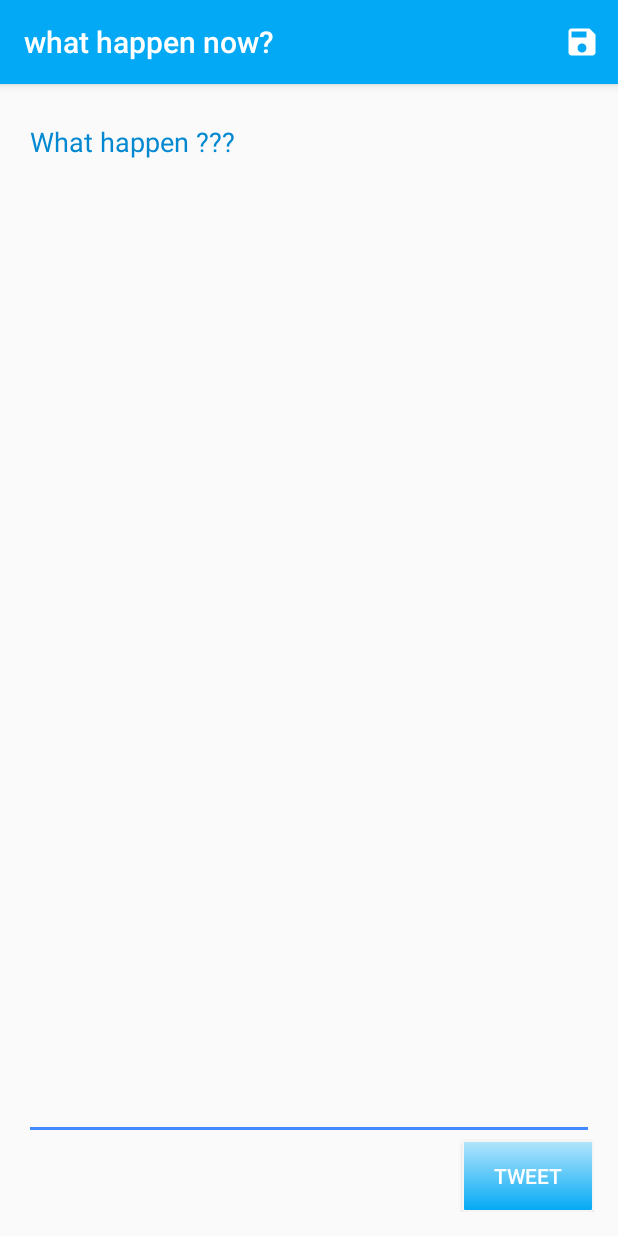
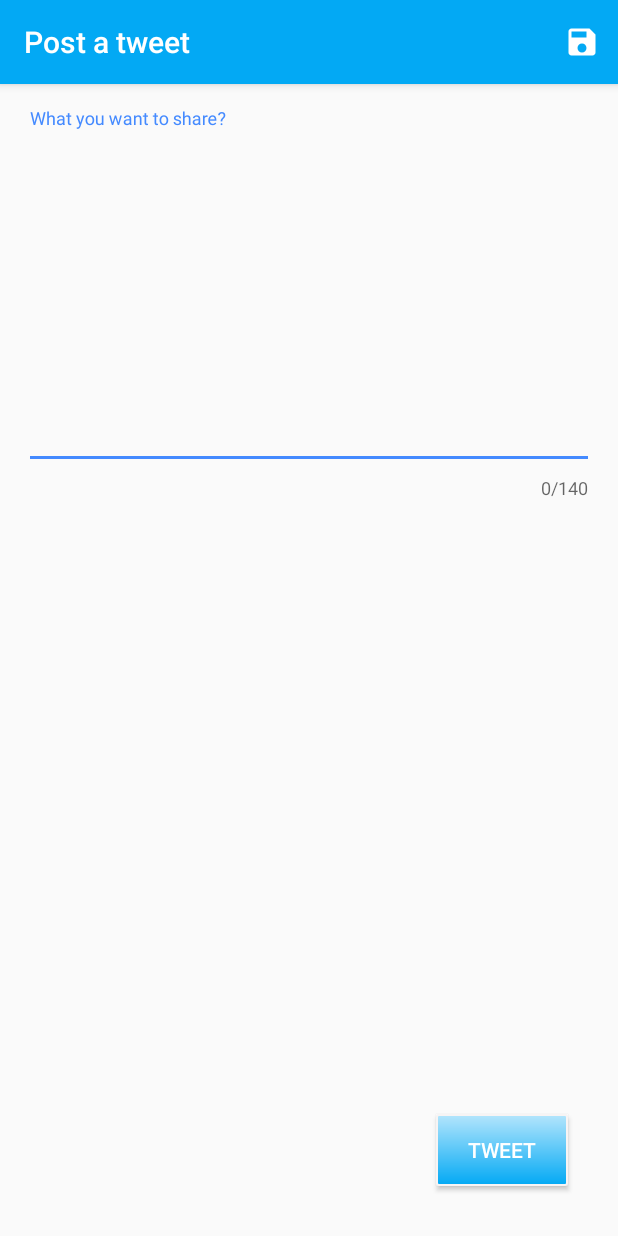
Before and after one commit to hoangduchuu/SimpleTweet, an Android app: the PostTweetActivity screen opened directly, with no data from a screen before it, on a phone screen of 412 x 824 dp. Run offline under Robolectric (Android 15) with nearby library versions, the phone set to English and light mode, and no system bars; our stand-ins replace ButterKnife; libraries missing offline, so code that uses them is left out: com.loopj.android, com.raizlabs.android, cz.msebera.android; 1 statement that could not run was skipped.

Commit message:
count length of twwet

```diff
--- a/app/build.gradle
+++ b/app/build.gradle
@@ -34,7 +34,6 @@ dependencies {
     // Android Async Http for sending async network requests
     // DBFlow for simple persistence with an ORM
     apt "com.github.Raizlabs.DBFlow:dbflow-processor:${dbflow_version}"
-
     compile "com.github.Raizlabs.DBFlow:dbflow-core:${dbflow_version}"
     compile "com.github.Raizlabs.DBFlow:dbflow:${dbflow_version}"
     compile 'com.google.code.gson:gson:1.7.2'
@@ -58,4 +57,5 @@ dependencies {
     compile 'com.android.support:design:25.0.0'
     compile 'com.jakewharton:butterknife:8.4.0'
     apt 'com.jakewharton:butterknife-compiler:8.4.0'
+    compile 'com.android.support:appcompat-v7:25.0.0'
 }
--- a/app/src/main/java/com/example/hoang/Tweet/activity/PostTweetActivity.java
+++ b/app/src/main/java/com/example/hoang/Tweet/activity/PostTweetActivity.java
@@ -22,11 +22,12 @@ import butterknife.ButterKnife;
 import cz.msebera.android.httpclient.Header;
 
 public class PostTweetActivity extends AppCompatActivity {
-    private Button btnPostStatus;
     private RestClient restClient;
 
     @BindView(R.id.edtStatus)
     EditText edtStatus;
+    @BindView(R.id.btnPost)
+    Button btnPostStatus;
 
     @Override
     protected void onCreate(Bundle savedInstanceState) {
@@ -34,16 +35,14 @@ public class PostTweetActivity extends AppCompatActivity {
         setContentView(R.layout.activity_post_tweet);
 
         ButterKnife.bind(this);
-        getSupportActionBar().setTitle("what happen now?");
+        getSupportActionBar().setTitle(getString(R.string.post_title));
         getSupportActionBar().setDisplayUseLogoEnabled(true);
         restClient = RestApplication.getRestClient();
 
+        clickPost();
+    }
 
-        btnPostStatus = (Button)findViewById(R.id.btnPost);
 
-        clickPost();
-
-    }
 
     private void clickPost() {
         btnPostStatus.setOnClickListener(new View.OnClickListener() {
@@ -72,6 +71,9 @@ public class PostTweetActivity extends AppCompatActivity {
     }
 
     private void postAction() {
+        if (edtStatus.getText().length() > 140){
+            Toast.makeText(this, getString(R.string.to_long), Toast.LENGTH_SHORT).show();
+        }else{
             restClient.postTweet(edtStatus.getText().toString(),
                     new JsonHttpResponseHandler(){
                         @Override
@@ -88,4 +90,7 @@ public class PostTweetActivity extends AppCompatActivity {
             startActivity(new Intent(getApplicationContext(), TimelineActivity.class));
         }
 
+
     }
+
+}
--- a/app/src/main/res/layout/activity_post_tweet.xml
+++ b/app/src/main/res/layout/activity_post_tweet.xml
@@ -1,6 +1,7 @@
 <?xml version="1.0" encoding="utf-8"?>
 <RelativeLayout xmlns:android="http://schemas.android.com/apk/res/android"
     xmlns:tools="http://schemas.android.com/tools"
+    xmlns:app="http://schemas.android.com/apk/res-auto"
     android:id="@+id/activity_post_tweet"
     android:layout_width="match_parent"
     android:layout_height="match_parent"
@@ -10,16 +11,28 @@
     android:paddingTop="@dimen/activity_vertical_margin"
     tools:context="com.example.hoang.Tweet.activity.PostTweetActivity">
 
+
+    <android.support.design.widget.TextInputLayout
+        android:hint="What you want to share?"
+        android:textColorHint="@color/colorPrimaryDark"
+        android:id="@+id/inputLayout"
+        android:layout_width="match_parent"
+        android:layout_height="wrap_content"
+        app:counterEnabled="true"
+        app:counterMaxLength="140"
+        android:layout_alignParentTop="true"
+        android:layout_alignParentLeft="true"
+        android:layout_alignParentStart="true">
+
         <EditText
-            android:gravity="top"
+            android:textColor="@color/colorPrimaryDark"
+            android:gravity="top|left"
             android:id="@+id/edtStatus"
             android:layout_width="match_parent"
-            android:layout_height="300dp"
-            android:hint="@string/what_happen_label"
-            android:textColorHint="@color/colorPrimaryDark"
-            android:textColor="@color/colorPrimaryDark"
-            android:layout_above="@+id/btnPost"
-            android:layout_alignParentTop="true" />
+            android:layout_height="230dp" />
+
+
+    </android.support.design.widget.TextInputLayout>
 
     <Button
         android:textColor="@color/colorIcons"
@@ -28,9 +41,13 @@
         android:layout_height="wrap_content"
         android:background="@drawable/tweet_button_bg"
         android:id="@+id/btnPost"
+        android:onClick="clickButton"
         android:layout_alignParentBottom="true"
         android:layout_alignParentRight="true"
-        android:layout_alignParentEnd="true" />
+        android:layout_alignParentEnd="true"
+        android:layout_marginRight="17dp"
+        android:layout_marginEnd="17dp"
+        android:layout_marginBottom="17dp" />
 
 
 </RelativeLayout>
--- a/app/src/main/res/values/strings.xml
+++ b/app/src/main/res/values/strings.xml
@@ -11,5 +11,7 @@
         Necessitatibus, asperiores, quis!</string>
     <string name="tweet_label">Tweet</string>
     <string name="what_happen_label">What happen ???</string>
+    <string name="to_long">\"Your tweet too long, nobody read  \"</string>
+    <string name="post_title">Post a tweet</string>
 
 </resources>
--- a/app/src/main/res/values/styles.xml
+++ b/app/src/main/res/values/styles.xml
@@ -7,5 +7,7 @@
         <item name="colorPrimaryDark">@color/colorPrimaryDark</item>
         <item name="colorAccent">@color/colorAccent</item>
     </style>
-
+    <style name="MyOverflowText" parent="TextAppearance.AppCompat.Small">
+        <item name="android:textColor">@color/colorSecondaryText</item>
+    </style>
 </resources>
```
Also changed, not shown: 1 other file. Lines whose indentation alone changed are shown as unchanged.
